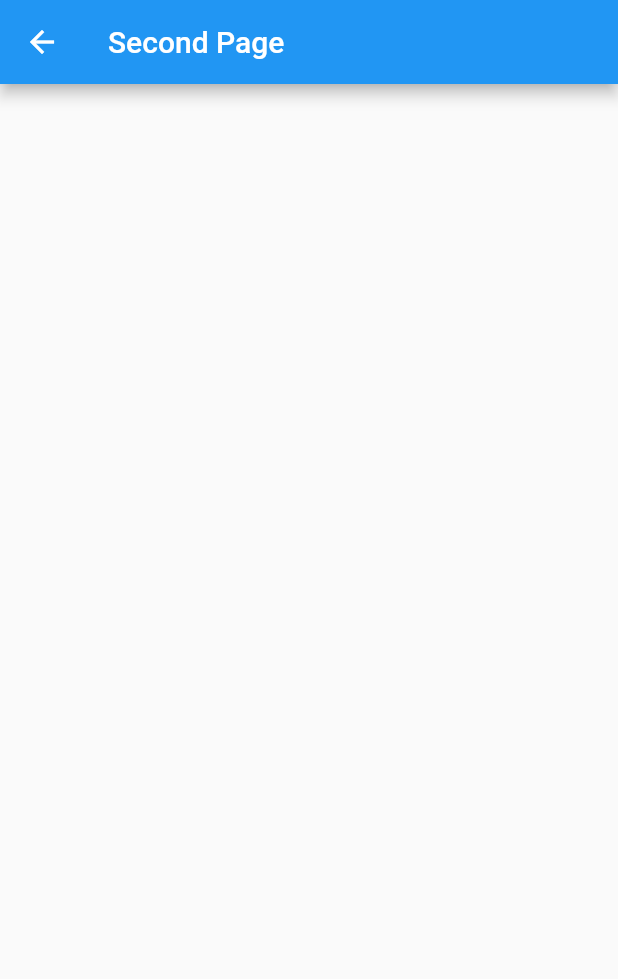
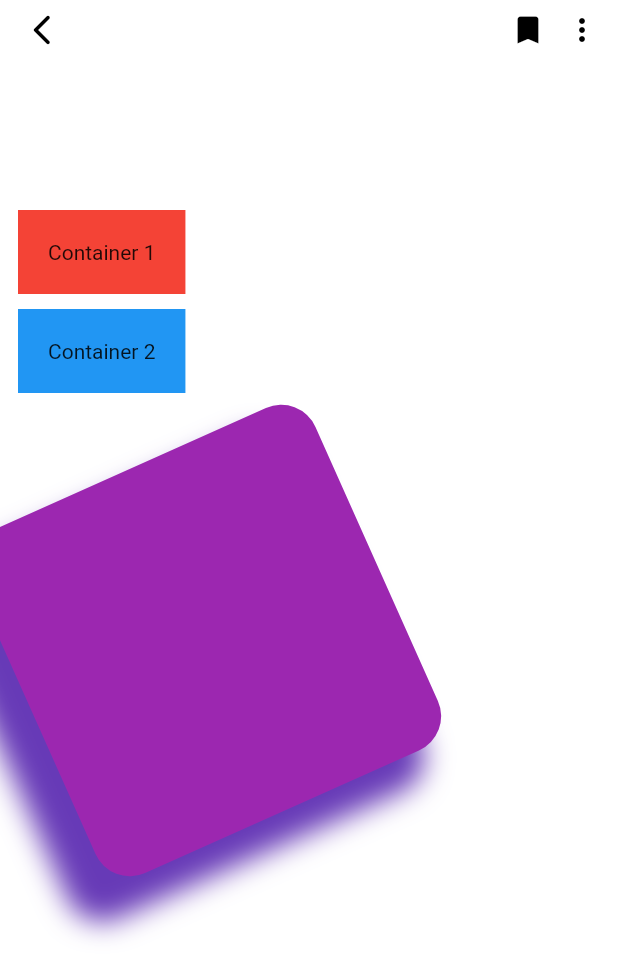
Before and after one commit to MohamadAzarifar/unimics_flutter_course, a Flutter app: the BookDetailScreen screen opened directly, on a phone screen of 412 x 824 dp. Shown: the top 979 px of the screen. Run offline on Flutter 3.47's test engine with Material 2 defaults, Android fonts, the phone set to English and light mode, and no system bars.

Commit message:
Customize Container.

```diff
--- a/lib/screens/book_detail_screen.dart
+++ b/lib/screens/book_detail_screen.dart
@@ -1,10 +1,60 @@
 import 'package:flutter/material.dart';
+import 'package:unimics_flutter_course/constants/colors.dart';
+import 'package:unimics_flutter_course/constants/sizes.dart';
+
+import '../components/widgets/detail_screen_appbar.dart';
 
 class BookDetailScreen extends StatelessWidget {
+  const BookDetailScreen({super.key});
+
   @override
   Widget build(BuildContext context) {
     return Scaffold(
-      appBar: AppBar(title: Text('Second Page')),
+      backgroundColor: AppColors.background,
+      appBar: const DetailScreenAppBar(),
+      body: Padding(
+        padding: const EdgeInsets.symmetric(horizontal: AppSizes.padding),
+        child: Column(
+          crossAxisAlignment: CrossAxisAlignment.start,
+          children: [
+            Container(
+              color: Colors.red,
+              padding: const EdgeInsets.all(20),
+              margin: const EdgeInsets.only(top: 100, left: 0),
+              child: const Text('Container 1'),
+            ),
+            Container(
+              color: Colors.blue,
+              padding: const EdgeInsets.all(20),
+              margin: const EdgeInsets.only(top: 10, left: 0),
+              child: const Text('Container 2'),
+            ),
+            const SizedBox(
+              height: 40,
+            ),
+            Transform.rotate(
+              angle: 20,
+              child: Container(
+                width: 250,
+                height: 250,
+                decoration: BoxDecoration(
+                  shape: BoxShape.rectangle,
+                  color: Colors.purple,
+                  borderRadius: BorderRadius.circular(25),
+                  boxShadow: [
+                    BoxShadow(
+                      color: Colors.deepPurple,
+                      spreadRadius: 4,
+                      blurRadius: 15,
+                      offset: Offset.fromDirection(1, 30),
+                    ),
+                  ],
+                ),
+              ),
+            ),
+          ],
+        ),
+      ),
     );
   }
 }
```
